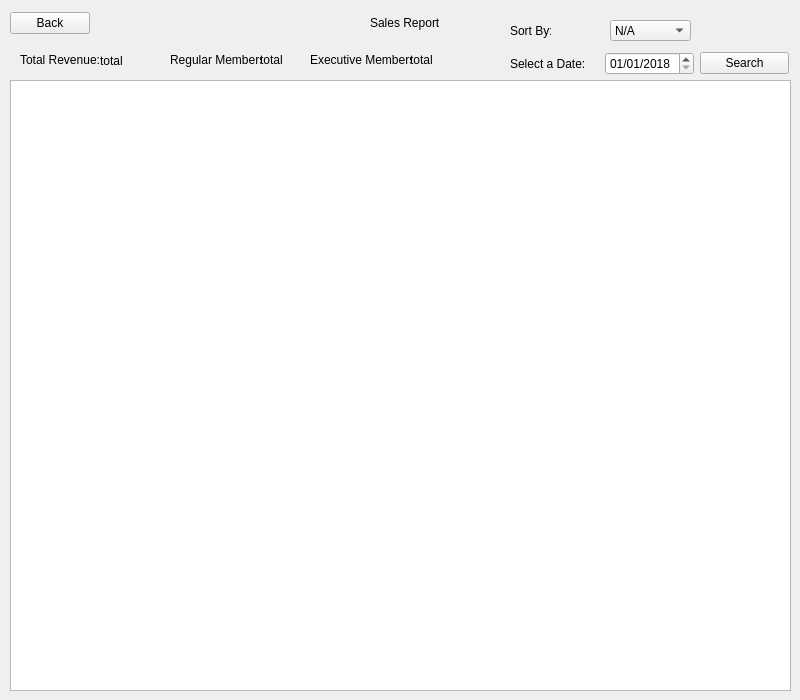
Above: QtGui/newsales.ui from Tligtvoet/goat-bulk before the change. Below: the same form after it.
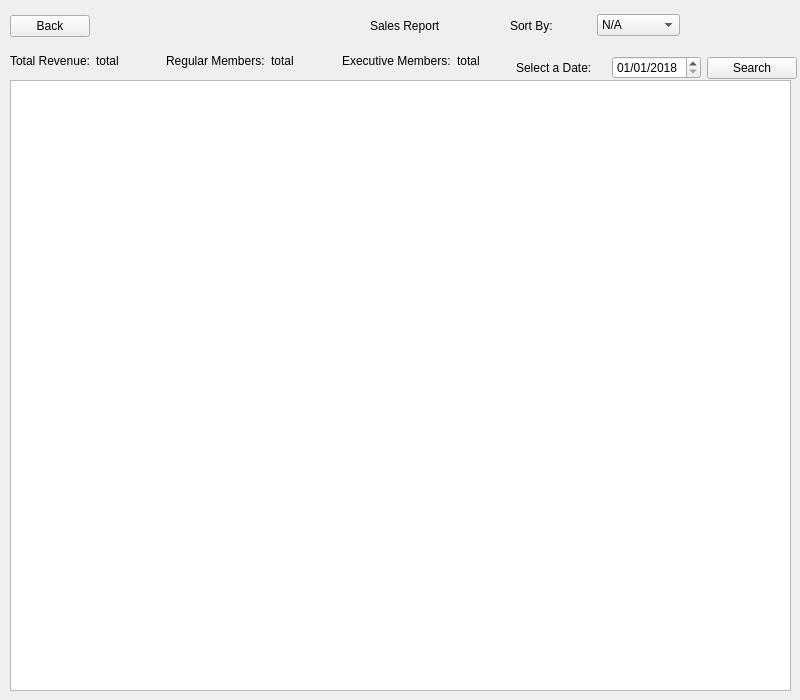
That is the form after the change.

```diff
--- a/QtGui/newsales.ui
+++ b/QtGui/newsales.ui
@@ -47,7 +47,7 @@
      <x>10</x>
      <y>10</y>
      <width>431</width>
-     <height>26</height>
+     <height>32</height>
     </rect>
    </property>
    <layout class="QHBoxLayout" name="horizontalLayout">
@@ -83,10 +83,10 @@
   <widget class="QWidget" name="layoutWidget">
    <property name="geometry">
     <rect>
-     <x>510</x>
+     <x>516</x>
      <y>50</y>
-     <width>279</width>
-     <height>27</height>
+     <width>281</width>
+     <height>36</height>
     </rect>
    </property>
    <layout class="QHBoxLayout" name="horizontalLayout_2">
@@ -120,60 +120,31 @@
     </item>
    </layout>
   </widget>
+  <widget class="QWidget" name="horizontalLayoutWidget">
+   <property name="geometry">
+    <rect>
+     <x>10</x>
+     <y>40</y>
+     <width>511</width>
+     <height>41</height>
+    </rect>
+   </property>
+   <layout class="QHBoxLayout" name="horizontalLayout_3">
+    <item>
   <widget class="QLabel" name="label_totalRev">
    <property name="enabled">
     <bool>true</bool>
    </property>
-   <property name="geometry">
-    <rect>
-     <x>20</x>
-     <y>50</y>
-     <width>81</width>
-     <height>20</height>
-    </rect>
-   </property>
    <property name="text">
     <string>Total Revenue:</string>
    </property>
   </widget>
-  <widget class="QLabel" name="label_reg">
-   <property name="geometry">
-    <rect>
-     <x>260</x>
-     <y>50</y>
-     <width>41</width>
-     <height>20</height>
-    </rect>
-   </property>
-   <property name="text">
-    <string>total</string>
-   </property>
-  </widget>
-  <widget class="QLabel" name="label_5">
-   <property name="geometry">
-    <rect>
-     <x>170</x>
-     <y>50</y>
-     <width>91</width>
-     <height>20</height>
-    </rect>
-   </property>
-   <property name="text">
-    <string>Regular Members:</string>
-   </property>
-  </widget>
+    </item>
+    <item>
   <widget class="QLabel" name="label_3">
    <property name="enabled">
     <bool>true</bool>
    </property>
-   <property name="geometry">
-    <rect>
-     <x>100</x>
-     <y>50</y>
-     <width>61</width>
-     <height>21</height>
-    </rect>
-   </property>
    <property name="autoFillBackground">
     <bool>false</bool>
    </property>
@@ -181,41 +152,56 @@
     <string>total</string>
    </property>
   </widget>
+    </item>
+    <item>
+     <widget class="QLabel" name="label_5">
+      <property name="text">
+       <string>Regular Members:</string>
+      </property>
+     </widget>
+    </item>
+    <item>
+     <widget class="QLabel" name="label_reg">
+      <property name="text">
+       <string>total</string>
+      </property>
+     </widget>
+    </item>
+    <item>
   <widget class="QLabel" name="label_4">
-   <property name="geometry">
-    <rect>
-     <x>310</x>
-     <y>50</y>
-     <width>101</width>
-     <height>20</height>
-    </rect>
-   </property>
    <property name="text">
     <string>Executive Members:</string>
    </property>
   </widget>
+    </item>
+    <item>
   <widget class="QLabel" name="label_exec">
+      <property name="text">
+       <string>total</string>
+      </property>
+     </widget>
+    </item>
+   </layout>
+  </widget>
+  <widget class="QWidget" name="horizontalLayoutWidget_2">
    <property name="geometry">
     <rect>
-     <x>410</x>
-     <y>50</y>
-     <width>51</width>
-     <height>20</height>
+     <x>510</x>
+     <y>0</y>
+     <width>170</width>
+     <height>51</height>
     </rect>
    </property>
+   <layout class="QHBoxLayout" name="horizontalLayout_4">
+    <item>
+     <widget class="QLabel" name="label_6">
    <property name="text">
-    <string>total</string>
-   </property>
-  </widget>
+       <string>Sort By:</string>
+      </property>
+     </widget>
+    </item>
+    <item>
   <widget class="QComboBox" name="comboBox">
-   <property name="geometry">
-    <rect>
-     <x>610</x>
-     <y>20</y>
-     <width>81</width>
-     <height>21</height>
-    </rect>
-   </property>
    <item>
     <property name="text">
      <string>N/A</string>
@@ -232,18 +218,8 @@
     </property>
    </item>
   </widget>
-  <widget class="QLabel" name="label_6">
-   <property name="geometry">
-    <rect>
-     <x>510</x>
-     <y>20</y>
-     <width>41</width>
-     <height>21</height>
-    </rect>
-   </property>
-   <property name="text">
-    <string>Sort By:</string>
-   </property>
+    </item>
+   </layout>
   </widget>
  </widget>
  <resources/>
```
Lines whose indentation alone changed are shown as unchanged.
